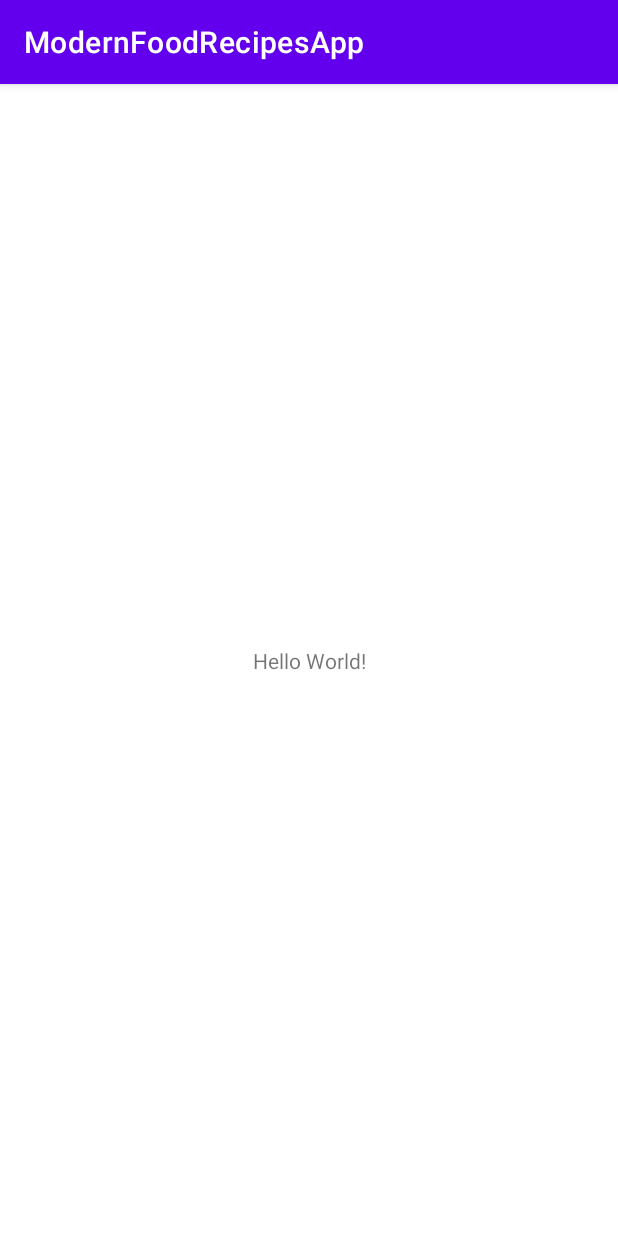
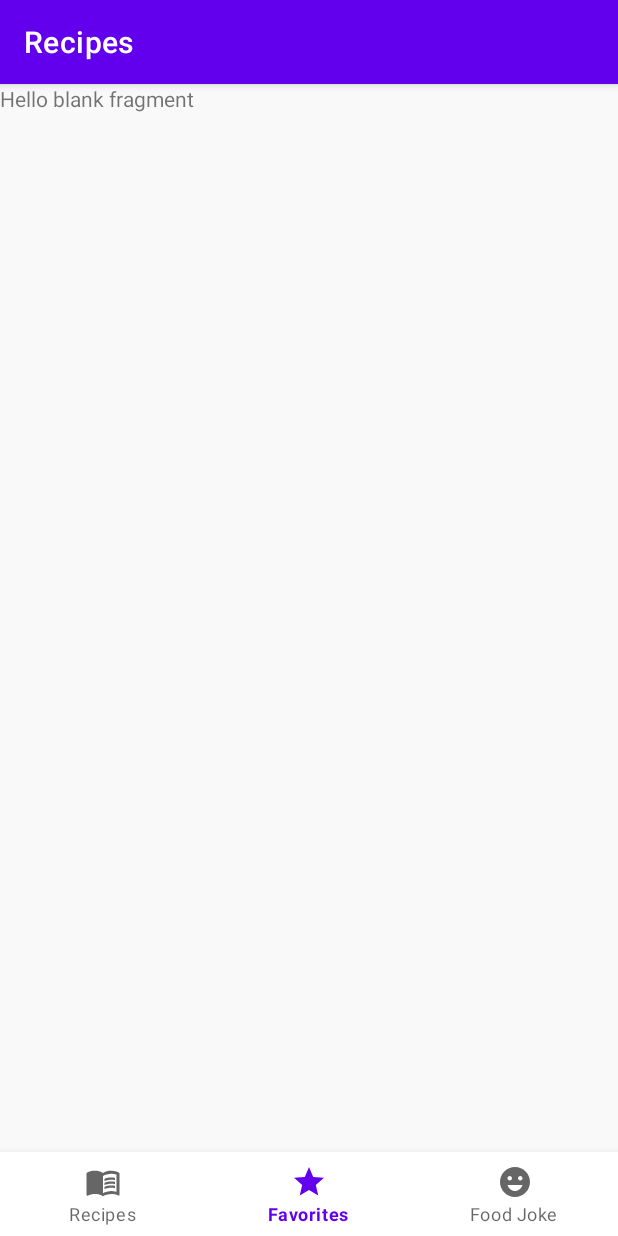
Before and after one commit to kbrakendirci/MLRecipeRecommendApp, an Android app: the screen it shows after launch (MainActivity), on a phone screen of 412 x 824 dp. Run offline under Robolectric (Android 15) with nearby library versions, the phone set to English and light mode, and no system bars; our stand-ins replace navigation-ui.

Commit message:
bottombar design

```diff
--- a/app/build.gradle
+++ b/app/build.gradle
@@ -46,6 +46,7 @@ dependencies {
     implementation 'androidx.appcompat:appcompat:1.4.1'
     implementation 'com.google.android.material:material:1.5.0'
     implementation 'androidx.constraintlayout:constraintlayout:2.1.3'
+    implementation 'androidx.legacy:legacy-support-v4:1.0.0'
     testImplementation 'junit:junit:4.+'
     androidTestImplementation 'androidx.test.ext:junit:1.1.3'
     androidTestImplementation 'androidx.test.espresso:espresso-core:3.4.0'
--- a/app/src/main/AndroidManifest.xml
+++ b/app/src/main/AndroidManifest.xml
@@ -2,8 +2,12 @@
 <manifest xmlns:android="http://schemas.android.com/apk/res/android"
     package="com.kotlinproject.modernfoodrecipesapp">
 
+    <uses-permission android:name="android.permission.INTERNET" />
+    <uses-permission android:name="android.permission.ACCESS_NETWORK_STATE" />
+
     <application
         android:allowBackup="true"
+        android:fullBackupContent="true"
         android:icon="@mipmap/ic_launcher"
         android:label="@string/app_name"
         android:roundIcon="@mipmap/ic_launcher_round"
--- /dev/null
+++ b/app/src/main/java/com/kotlinproject/modernfoodrecipesapp/FavoriteRecipesFragment.kt
@@ -0,0 +1,59 @@
+package com.kotlinproject.modernfoodrecipesapp
+
+import android.os.Bundle
+import androidx.fragment.app.Fragment
+import android.view.LayoutInflater
+import android.view.View
+import android.view.ViewGroup
+
+// TODO: Rename parameter arguments, choose names that match
+// the fragment initialization parameters, e.g. ARG_ITEM_NUMBER
+private const val ARG_PARAM1 = "param1"
+private const val ARG_PARAM2 = "param2"
+
+/**
+ * A simple [Fragment] subclass.
+ * Use the [FavoriteRecipesFragment.newInstance] factory method to
+ * create an instance of this fragment.
+ */
+class FavoriteRecipesFragment : Fragment() {
+    // TODO: Rename and change types of parameters
+    private var param1: String? = null
+    private var param2: String? = null
+
+    override fun onCreate(savedInstanceState: Bundle?) {
+        super.onCreate(savedInstanceState)
+        arguments?.let {
+            param1 = it.getString(ARG_PARAM1)
+            param2 = it.getString(ARG_PARAM2)
+        }
+    }
+
+    override fun onCreateView(
+        inflater: LayoutInflater, container: ViewGroup?,
+        savedInstanceState: Bundle?
+    ): View? {
+        // Inflate the layout for this fragment
+        return inflater.inflate(R.layout.fragment_favorite_recipes, container, false)
+    }
+
+    companion object {
+        /**
+         * Use this factory method to create a new instance of
+         * this fragment using the provided parameters.
+         *
+         * @param param1 Parameter 1.
+         * @param param2 Parameter 2.
+         * @return A new instance of fragment FavoriteRecipesFragment.
+         */
+        // TODO: Rename and change types and number of parameters
+        @JvmStatic
+        fun newInstance(param1: String, param2: String) =
+            FavoriteRecipesFragment().apply {
+                arguments = Bundle().apply {
+                    putString(ARG_PARAM1, param1)
+                    putString(ARG_PARAM2, param2)
+                }
+            }
+    }
+}
--- a/app/src/main/java/com/kotlinproject/modernfoodrecipesapp/MainActivity.kt
+++ b/app/src/main/java/com/kotlinproject/modernfoodrecipesapp/MainActivity.kt
@@ -2,10 +2,35 @@ package com.kotlinproject.modernfoodrecipesapp
 
 import androidx.appcompat.app.AppCompatActivity
 import android.os.Bundle
+import androidx.navigation.NavController
+import androidx.navigation.findNavController
+import androidx.navigation.ui.AppBarConfiguration
+import androidx.navigation.ui.setupActionBarWithNavController
+import androidx.navigation.ui.setupWithNavController
+import kotlinx.android.synthetic.main.activity_main.*
 
 class MainActivity : AppCompatActivity() {
+    private lateinit var navController: NavController
+
     override fun onCreate(savedInstanceState: Bundle?) {
         super.onCreate(savedInstanceState)
         setContentView(R.layout.activity_main)
+
+        navController = findNavController(R.id.navHostFragment)
+        val appBarConfiguration = AppBarConfiguration(
+            setOf(
+                R.id.recipesFragment,
+                R.id.favoriteRecipesFragment,
+                R.id.foodJokeFragment
+            )
+        )
+
+        bottomNavigationView.setupWithNavController(navController)
+        setupActionBarWithNavController(navController, appBarConfiguration)
+
+    }
+
+    override fun onSupportNavigateUp(): Boolean {
+        return navController.navigateUp() || super.onSupportNavigateUp()
     }
 }
--- /dev/null
+++ b/app/src/main/res/drawable-v24/ic_food_joke.xml
@@ -0,0 +1,10 @@
+<vector xmlns:android="http://schemas.android.com/apk/res/android"
+    android:width="24dp"
+    android:height="24dp"
+    android:viewportWidth="24"
+    android:viewportHeight="24"
+    android:tint="?attr/colorControlNormal">
+  <path
+      android:fillColor="@android:color/white"
+      android:pathData="M11.99,2C6.47,2 2,6.48 2,12c0,5.52 4.47,10 9.99,10C17.52,22 22,17.52 22,12C22,6.48 17.52,2 11.99,2zM8.5,8C9.33,8 10,8.67 10,9.5S9.33,11 8.5,11S7,10.33 7,9.5S7.67,8 8.5,8zM12,18c-2.28,0 -4.22,-1.66 -5,-4h10C16.22,16.34 14.28,18 12,18zM15.5,11c-0.83,0 -1.5,-0.67 -1.5,-1.5S14.67,8 15.5,8S17,8.67 17,9.5S16.33,11 15.5,11z"/>
+</vector>
--- /dev/null
+++ b/app/src/main/res/drawable-v24/ic_menu_book.xml
@@ -0,0 +1,19 @@
+<vector xmlns:android="http://schemas.android.com/apk/res/android"
+    android:width="24dp"
+    android:height="24dp"
+    android:viewportWidth="24"
+    android:viewportHeight="24"
+    android:tint="?attr/colorControlNormal">
+  <path
+      android:fillColor="@android:color/white"
+      android:pathData="M21,5c-1.11,-0.35 -2.33,-0.5 -3.5,-0.5c-1.95,0 -4.05,0.4 -5.5,1.5c-1.45,-1.1 -3.55,-1.5 -5.5,-1.5S2.45,4.9 1,6v14.65c0,0.25 0.25,0.5 0.5,0.5c0.1,0 0.15,-0.05 0.25,-0.05C3.1,20.45 5.05,20 6.5,20c1.95,0 4.05,0.4 5.5,1.5c1.35,-0.85 3.8,-1.5 5.5,-1.5c1.65,0 3.35,0.3 4.75,1.05c0.1,0.05 0.15,0.05 0.25,0.05c0.25,0 0.5,-0.25 0.5,-0.5V6C22.4,5.55 21.75,5.25 21,5zM21,18.5c-1.1,-0.35 -2.3,-0.5 -3.5,-0.5c-1.7,0 -4.15,0.65 -5.5,1.5V8c1.35,-0.85 3.8,-1.5 5.5,-1.5c1.2,0 2.4,0.15 3.5,0.5V18.5z"/>
+  <path
+      android:fillColor="@android:color/white"
+      android:pathData="M17.5,10.5c0.88,0 1.73,0.09 2.5,0.26V9.24C19.21,9.09 18.36,9 17.5,9c-1.7,0 -3.24,0.29 -4.5,0.83v1.66C14.13,10.85 15.7,10.5 17.5,10.5z"/>
+  <path
+      android:fillColor="@android:color/white"
+      android:pathData="M13,12.49v1.66c1.13,-0.64 2.7,-0.99 4.5,-0.99c0.88,0 1.73,0.09 2.5,0.26V11.9c-0.79,-0.15 -1.64,-0.24 -2.5,-0.24C15.8,11.66 14.26,11.96 13,12.49z"/>
+  <path
+      android:fillColor="@android:color/white"
+      android:pathData="M17.5,14.33c-1.7,0 -3.24,0.29 -4.5,0.83v1.66c1.13,-0.64 2.7,-0.99 4.5,-0.99c0.88,0 1.73,0.09 2.5,0.26v-1.52C19.21,14.41 18.36,14.33 17.5,14.33z"/>
+</vector>
--- /dev/null
+++ b/app/src/main/res/drawable-v24/ic_star.xml
@@ -0,0 +1,10 @@
+<vector xmlns:android="http://schemas.android.com/apk/res/android"
+    android:width="24dp"
+    android:height="24dp"
+    android:viewportWidth="24"
+    android:viewportHeight="24"
+    android:tint="?attr/colorControlNormal">
+  <path
+      android:fillColor="@android:color/white"
+      android:pathData="M12,17.27L18.18,21l-1.64,-7.03L22,9.24l-7.19,-0.61L12,2 9.19,8.63 2,9.24l5.46,4.73L5.82,21z"/>
+</vector>
--- a/app/src/main/res/layout/activity_main.xml
+++ b/app/src/main/res/layout/activity_main.xml
@@ -6,13 +6,25 @@
     android:layout_height="match_parent"
     tools:context=".MainActivity">
 
-    <TextView
-        android:layout_width="wrap_content"
+    <fragment
+        android:id="@+id/navHostFragment"
+        android:name="androidx.navigation.fragment.NavHostFragment"
+        android:layout_width="0dp"
+        android:layout_height="0dp"
+        app:defaultNavHost="true"
+        app:layout_constraintBottom_toTopOf="@+id/bottomNavigationView"
+        app:layout_constraintEnd_toEndOf="parent"
+        app:layout_constraintStart_toStartOf="parent"
+        app:layout_constraintTop_toTopOf="parent"
+        app:navGraph="@navigation/my_nav" />
+
+    <com.google.android.material.bottomnavigation.BottomNavigationView
+        android:id="@+id/bottomNavigationView"
+        android:layout_width="0dp"
         android:layout_height="wrap_content"
-        android:text="Hello World!"
         app:layout_constraintBottom_toBottomOf="parent"
-        app:layout_constraintLeft_toLeftOf="parent"
-        app:layout_constraintRight_toRightOf="parent"
-        app:layout_constraintTop_toTopOf="parent" />
-
+        app:layout_constraintEnd_toEndOf="parent"
+        app:layout_constraintHorizontal_bias="0.5"
+        app:layout_constraintStart_toStartOf="parent"
+        app:menu="@menu/bottom_nav_menu"/>
 </androidx.constraintlayout.widget.ConstraintLayout>
--- /dev/null
+++ b/app/src/main/res/layout/fragment_favorite_recipes.xml
@@ -0,0 +1,14 @@
+<?xml version="1.0" encoding="utf-8"?>
+<androidx.constraintlayout.widget.ConstraintLayout xmlns:android="http://schemas.android.com/apk/res/android"
+    xmlns:tools="http://schemas.android.com/tools"
+    android:layout_width="match_parent"
+    android:layout_height="match_parent"
+    android:background="@color/lightGray"
+    tools:context=".FavoriteRecipesFragment">
+
+    <TextView
+        android:layout_width="match_parent"
+        android:layout_height="match_parent"
+        android:text="@string/hello_blank_fragment" />
+
+</androidx.constraintlayout.widget.ConstraintLayout>
--- /dev/null
+++ b/app/src/main/res/menu/bottom_nav_menu.xml
@@ -0,0 +1,14 @@
+<?xml version="1.0" encoding="utf-8"?>
+<menu xmlns:android="http://schemas.android.com/apk/res/android">
+    <item android:id="@+id/recipesFragment"
+        android:title="@string/recipes_fragment"
+        android:icon="@drawable/ic_menu_book"/>
+
+    <item android:id="@+id/favoriteRecipesFragment"
+        android:title="@string/favorite_recipes_fragment"
+        android:icon="@drawable/ic_star"/>
+
+    <item android:id="@+id/foodJokeFragment"
+        android:title="@string/food_joke_fragment"
+        android:icon="@drawable/ic_food_joke"/>
+</menu>
--- /dev/null
+++ b/app/src/main/res/navigation/my_nav.xml
@@ -0,0 +1,22 @@
+<?xml version="1.0" encoding="utf-8"?>
+<navigation xmlns:android="http://schemas.android.com/apk/res/android"
+    xmlns:app="http://schemas.android.com/apk/res-auto"
+    xmlns:tools="http://schemas.android.com/tools"
+    android:id="@+id/my_nav"
+    app:startDestination="@id/favoriteRecipesFragment">
+    <fragment
+        android:id="@+id/favoriteRecipesFragment"
+        android:name="com.kotlinproject.modernfoodrecipesapp.FavoriteRecipesFragment"
+        android:label="Recipes"
+        tools:layout="@layout/fragment_favorite_recipes" />
+    <fragment
+        android:id="@+id/foodJokeFragment"
+        android:name="com.kotlinproject.modernfoodrecipesapp.FoodJokeFragment"
+        android:label="Favorites"
+        tools:layout="@layout/fragment_food_joke" />
+    <fragment
+        android:id="@+id/recipesFragment"
+        android:name="com.kotlinproject.modernfoodrecipesapp.RecipesFragment"
+        android:label="Food Joke"
+        tools:layout="@layout/fragment_recipes" />
+</navigation>
--- a/app/src/main/res/values/strings.xml
+++ b/app/src/main/res/values/strings.xml
@@ -1,3 +1,10 @@
 <resources>
     <string name="app_name">ModernFoodRecipesApp</string>
+    <!-- TODO: Remove or change this placeholder text -->
+    <string name="hello_blank_fragment">Hello blank fragment</string>
+
+
+    <string name="recipes_fragment">Recipes</string>
+    <string name="favorite_recipes_fragment">Favorites</string>
+    <string name="food_joke_fragment">Food Joke</string>
 </resources>
```
Also changed, not shown: app/src/main/java/com/kotlinproject/modernfoodrecipesapp/FoodJokeFragment.kt (added, +59 -0 lines), app/src/main/java/com/kotlinproject/modernfoodrecipesapp/RecipesFragment.kt (added, +59 -0 lines), app/src/main/res/layout/fragment_food_joke.xml (added, +14 -0 lines), app/src/main/res/layout/fragment_recipes.xml (added, +14 -0 lines), app/src/main/res/layout/ic_food_joke.xml (added, +10 -0 lines), app/src/main/res/values/colors.xml (+15 -0 lines).
